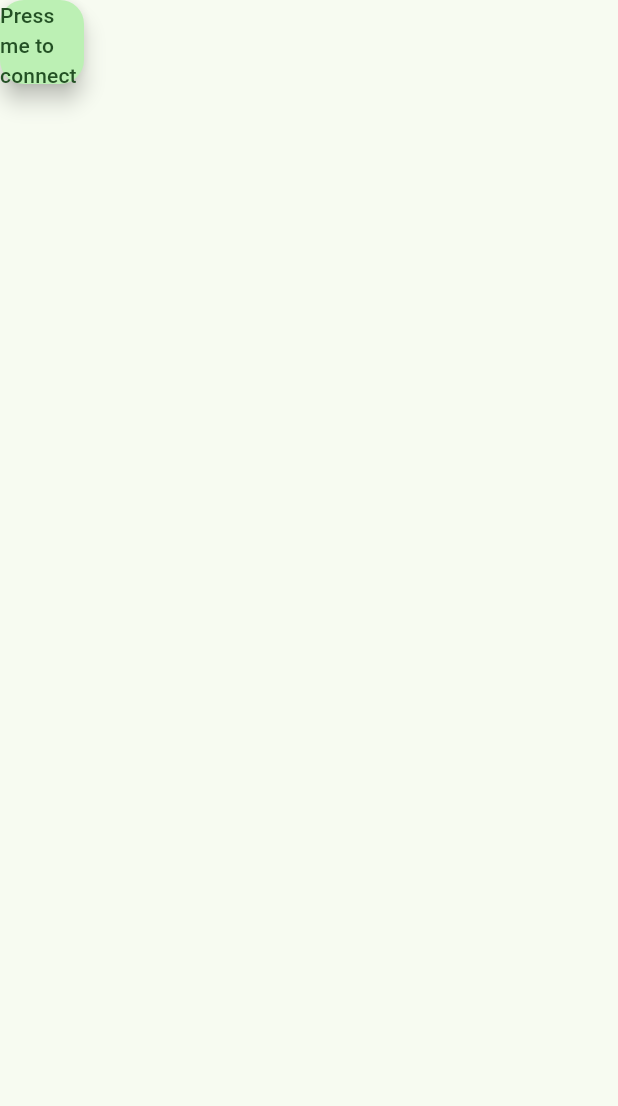
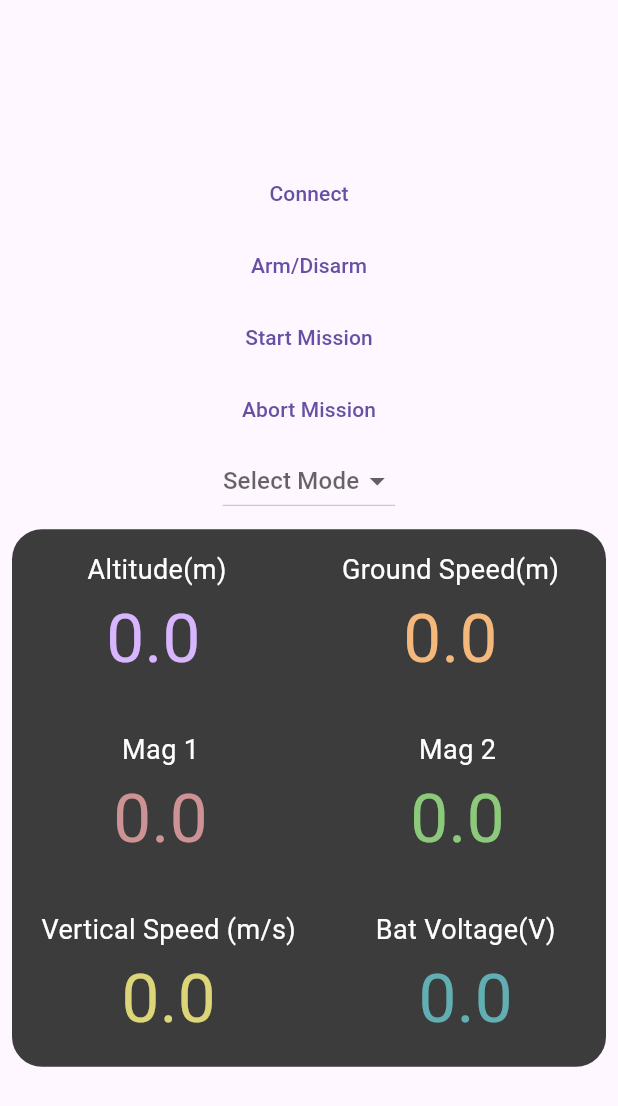
Before and after one commit to Project-Dronaid/GCS-Application, a Flutter app: the screen it shows after launch, on a phone screen of 412 x 824 dp. Shown: the top 1106 px of the screen. Run offline on Flutter 3.47's test engine with Material 3 defaults, Android fonts, the phone set to English and light mode, and no system bars; our stand-ins replace google_maps_flutter.

Commit message:
Added google maps and flight details page

```diff
--- a/lib/HomePage.dart
+++ b/lib/HomePage.dart
@@ -1,5 +1,7 @@
 import 'package:flutter/material.dart';
 import 'package:flutter/services.dart';
+import 'package:gcs_application/components/FlightDetails.dart';
+import 'package:gcs_application/components/GoogleMapsWidget.dart';
 
 class HomePage extends StatefulWidget {
   const HomePage({super.key});
@@ -9,6 +11,11 @@ class HomePage extends StatefulWidget {
 }
 
 class _HomePageState extends State<HomePage> {
+
+  // late Map<dynamic, dynamic> data={};
+  String? selectedMode;
+
+  final List<String> modes = ['STABILIZE', 'GUIDED', 'AUTO', 'RTL', 'LOITER','ALT_HOLD'];
   static const platform = MethodChannel('com.example.gcs_application/channel');
 
   @override
@@ -23,12 +30,21 @@ class _HomePageState extends State<HomePage> {
         final String message= call.arguments;
         ScaffoldMessenger.of(context).showSnackBar(SnackBar(content: Text(message)));
         break;
+      // case 'updateTelemetry':
+      //   final Map<dynamic, dynamic> data= call.arguments;
+      //   this.data=data;
+      //   break;
     }
   }
   @override
   Widget build(BuildContext context) {
     return Scaffold(
-      body: FloatingActionButton(
+      body: Center(
+        child: Column(
+          mainAxisAlignment: MainAxisAlignment.center,
+          crossAxisAlignment: CrossAxisAlignment.center,
+          children: [
+            TextButton(
               onPressed: () async {
                 try {
                   final result = await platform.invokeMethod('connectDrone');
@@ -37,7 +53,75 @@ class _HomePageState extends State<HomePage> {
                   print('Failed to invoke method: ${e.message}');
                 }
               },
-        child: Text('Press me to connect') ,
+              child: Text('Connect') ,
+            ),
+            TextButton(
+              onPressed: () async {
+                try {
+                  final result = await platform.invokeMethod('toggleArmDisarm');
+                  print('Result from native: $result');
+                } on PlatformException catch (e) {
+                  print('Failed to invoke method: ${e.message}');
+                }
+              },
+              child: Text('Arm/Disarm') ,
+            ),
+            TextButton(
+              onPressed: () async {
+                try {
+                  final result = await platform.invokeMethod('startMission');
+                  print('Result from native: $result');
+                } on PlatformException catch (e) {
+                  print('Failed to invoke method: ${e.message}');
+                }
+              },
+              child: Text('Start Mission') ,
+            ),
+            TextButton(
+              onPressed: () async {
+                try {
+                  final result = await platform.invokeMethod('abortMission');
+                  print('Result from native: $result');
+                } on PlatformException catch (e) {
+                  print('Failed to invoke method: ${e.message}');
+                }
+              },
+              child: Text('Abort Mission') ,
+            ),
+            DropdownButton<String>(
+              value: selectedMode,
+              hint: Text("Select Mode"),
+              items: modes.map((mode) {
+                return DropdownMenuItem<String>(
+                  value: mode,
+                  child: Text(mode),
+                );
+              }).toList(),
+              onChanged: (value) {
+                setState(() {
+                  selectedMode = value;
+                });
+
+                // Send to Java using MethodChannel
+                if (value != null) {
+                  MethodChannel('com.example.gcs_application/channel')
+                      .invokeMethod('changeFlightMode', {'mode': value});
+                }
+              },
+            ),
+            // Padding(
+            //   padding: EdgeInsets.all(8.0),
+            //   child:  SingleChildScrollView(
+            //     scrollDirection: Axis.vertical,
+            //     child: GoogleMapsWidget(height: MediaQuery.of(context).size.height/1.1,),
+            //   ),
+            // ),
+            Padding(
+              padding: const EdgeInsets.all(8.0),
+              child: FlightDetails(),
+            )
+          ],
+        ),
       ),
     );
   }
--- /dev/null
+++ b/lib/components/FlightDetails.dart
@@ -0,0 +1,126 @@
+import 'package:flutter/material.dart';
+import 'package:flutter/services.dart';
+
+
+class FlightDetails extends StatefulWidget {
+  Map<dynamic, dynamic> data={};
+
+     FlightDetails({super.key});
+
+  @override
+  State<FlightDetails> createState() => _FlightDetailsState();
+}
+
+class _FlightDetailsState extends State<FlightDetails> {
+
+  static const platform = MethodChannel('com.example.gcs_application/channel');
+
+  late String altitude="0.0";
+  late String ground_speed="0.0";
+  late String mag1="0.0";
+  late String mag2="0.0";
+  late String bat_voltage="0.0";
+  late String vertical_speed="0.0";
+
+  @override
+  void initState() {
+    super.initState();
+
+    platform.setMethodCallHandler((call) async {
+      if (call.method == 'updateTelemetry') {
+        final newData = Map<String, dynamic>.from(call.arguments);
+        setState(() {
+          widget.data = newData; // or use a state variable to store it
+        });
+      }
+    });
+  }
+  @override
+  Widget build(BuildContext context) {
+    final data=widget.data;
+    final altitude = data["altitude"]?.toStringAsFixed(2) ?? "0.0";
+    final ground_speed = data["speed"]?.toStringAsFixed(2) ?? "0.0";
+    return Container(
+      height: MediaQuery.of(context).size.height/2.3,
+      decoration: BoxDecoration(
+        color: Color(0xff3C3C3C),
+        borderRadius: BorderRadius.circular(20)
+
+      ),
+      child: Column(
+        mainAxisAlignment: MainAxisAlignment.center,
+        crossAxisAlignment: CrossAxisAlignment.center,
+        children: [
+          Row(
+            mainAxisAlignment: MainAxisAlignment.spaceAround,
+            crossAxisAlignment: CrossAxisAlignment.center,
+            children: [
+              Column(
+                mainAxisAlignment: MainAxisAlignment.center,
+                crossAxisAlignment: CrossAxisAlignment.center,
+                children: [
+                  Text('      Altitude(m)     ',style: TextStyle(fontSize: 18, color: Colors.white),),
+                  Text(altitude, style: TextStyle(fontSize: 45, color: Color(0xffD8B6FF)),)
+                ],
+              ),
+              Column(
+                mainAxisAlignment: MainAxisAlignment.center,
+                crossAxisAlignment: CrossAxisAlignment.center,
+                children: [
+                  Text('  Ground Speed(m)  ',style: TextStyle(fontSize: 18, color: Colors.white),),
+                  Text(ground_speed,style: TextStyle(fontSize: 45, color: Color(0xffF4B87C)),)
+                ],
+              ),
+            ],
+          ),
+          const SizedBox(height: 30,),
+          Row(
+            mainAxisAlignment: MainAxisAlignment.spaceAround,
+            crossAxisAlignment: CrossAxisAlignment.center,
+            children: [
+              Column(
+                mainAxisAlignment: MainAxisAlignment.center,
+                crossAxisAlignment: CrossAxisAlignment.center,
+                children: [
+                  Text('       Mag 1       ',style: TextStyle(fontSize: 18, color: Colors.white),),
+                  Text(mag1,style: TextStyle(fontSize: 45, color: Color(0xffCD9394)),)
+                ],
+              ),
+              Column(
+                mainAxisAlignment: MainAxisAlignment.center,
+                crossAxisAlignment: CrossAxisAlignment.center,
+                children: [
+                  Text('       Mag 2       ',style: TextStyle(fontSize: 18, color: Colors.white),),
+                  Text(mag2,style: TextStyle(fontSize: 45, color: Color(0xff8CCA7B)),)
+                ],
+              ),
+            ],
+          ),
+          const SizedBox(height: 30,),
+          Row(
+            mainAxisAlignment: MainAxisAlignment.spaceAround,
+            crossAxisAlignment: CrossAxisAlignment.center,
+            children: [
+              Column(
+                mainAxisAlignment: MainAxisAlignment.center,
+                crossAxisAlignment: CrossAxisAlignment.center,
+                children: [
+                  Text('Vertical Speed (m/s)',style: TextStyle(fontSize: 18, color: Colors.white),),
+                  Text(vertical_speed,style: TextStyle(fontSize: 45, color: Color(0xffDCD678)),)
+                ],
+              ),
+              Column(
+                mainAxisAlignment: MainAxisAlignment.center,
+                crossAxisAlignment: CrossAxisAlignment.center,
+                children: [
+                  Text('   Bat Voltage(V)   ',style: TextStyle(fontSize: 18, color: Colors.white),),
+                  Text(bat_voltage,style: TextStyle(fontSize: 45, color: Color(0xff62AFB3)),)
+                ],
+              ),
+            ],
+          )
+        ],
+      ),
+    );
+  }
+}
--- a/lib/main.dart
+++ b/lib/main.dart
@@ -12,13 +12,11 @@ class MyApp extends StatelessWidget {
   @override
   Widget build(BuildContext context) {
     return MaterialApp(
+      debugShowCheckedModeBanner: false,
       title: 'Flutter Demo',
       theme: ThemeData(
-
-        colorScheme: ColorScheme.fromSeed(seedColor: Colors.green),
-        useMaterial3: true,
       ),
-      home: const HomePage(),
+      home: Center(child: const HomePage()),
     );
   }
 }
--- a/pubspec.yaml
+++ b/pubspec.yaml
@@ -35,6 +35,7 @@ dependencies:
   # The following adds the Cupertino Icons font to your application.
   # Use with the CupertinoIcons class for iOS style icons.
   cupertino_icons: ^1.0.6
+  google_maps_flutter: ^2.10.1
 
 dev_dependencies:
   flutter_test:
```
Also changed, not shown: lib/components/GoogleMapsWidget.dart (added, +39 -0 lines), pubspec.lock, 4 other files. Lines whose indentation alone changed are shown as unchanged.
